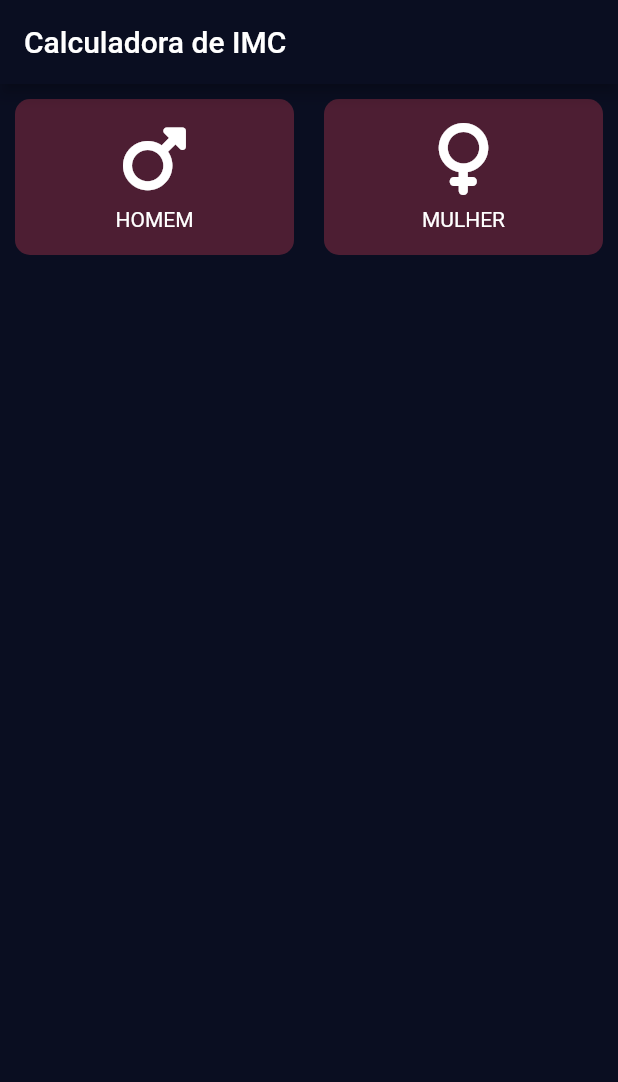
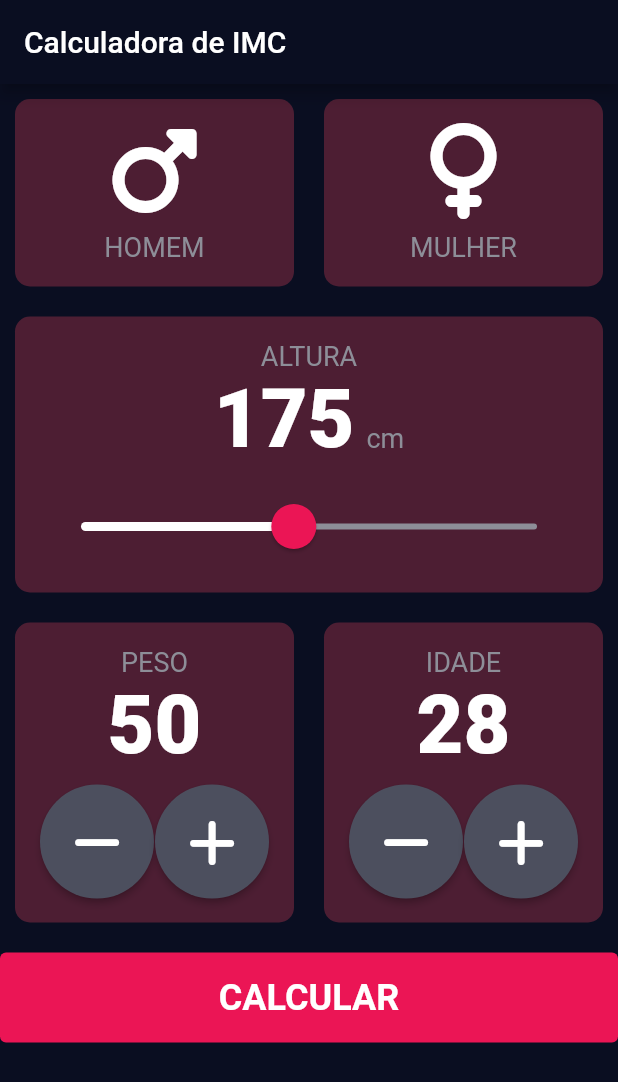
Before and after one commit to uespi-phb/prog4-20222, a Flutter app: the screen it shows after launch, on a phone screen of 412 x 824 dp. Shown: the top 1082 px of the screen. Run offline on Flutter 3.47's test engine with Material 2 defaults, Android fonts, the phone set to English and light mode, and no system bars; our stand-ins replace font_awesome_flutter.

Commit message:
Aula 2023-05-04

```diff
--- a/bmi/lib/bmi_app.dart
+++ b/bmi/lib/bmi_app.dart
@@ -1,7 +1,7 @@
 import 'package:flutter/material.dart';
 
 import './pages/main_page.dart';
-import './colors.dart';
+import 'consts.dart';
 
 class BMIApp extends StatelessWidget {
   const BMIApp({super.key});
--- a/bmi/lib/colors.dart
+++ /dev/null
@@ -1,10 +0,0 @@
-import 'package:flutter/material.dart';
-
-const kSelectedColor = Color(0xff0a0e21);
-const kUnselectedColor = Color(0xff4d1e33);
-
-const kBackgroundColor = Colors.black;
-const kAppBarBackgroundColor = kInactiveCardColor;
-
-const kActiveCardColor = Color(0xff4d1e33);
-const kInactiveCardColor = Color(0xff0a0e21);
--- /dev/null
+++ b/bmi/lib/consts.dart
@@ -0,0 +1,36 @@
+import 'package:flutter/material.dart';
+
+const kSelectedColor = Color(0xff0a0e21);
+const kUnselectedColor = Color(0xff4d1e33);
+
+const kBackgroundColor = Colors.black;
+const kAppBarBackgroundColor = kInactiveCardColor;
+
+const kActiveCardColor = Color(0xff4d1e33);
+const kInactiveCardColor = Color(0xff0a0e21);
+
+const kNumberTextColor = Colors.white;
+const kTitleTextColor = Color(0xff8d8e98);
+
+const kSliderActiveColor = Colors.white;
+const kSliderInactiveColor = Color(0xff8d8e98);
+const kSliderThumbColor = Color(0xffeb1555);
+
+const kRoundButtonColor = Color(0xff4c4f5e);
+const kRoundButtonSplashColor = Color(0xff8d8e98);
+const kRoundButtonRadius = 20.0;
+
+const kButtonSize = Size.fromHeight(60.0);
+const kButtonActiveColor = Colors.white;
+const kButtonColor = Color(0xffeb1555);
+
+const kTitleTextStyle = TextStyle(
+  color: kTitleTextColor,
+  fontSize: 18.0,
+);
+
+const kNumberTextStyle = TextStyle(
+  color: kNumberTextColor,
+  fontSize: 54.0,
+  fontWeight: FontWeight.w900,
+);
--- a/bmi/lib/pages/main_page.dart
+++ b/bmi/lib/pages/main_page.dart
@@ -1,7 +1,8 @@
-import 'package:bmi/colors.dart';
+import 'package:bmi/consts.dart';
 import 'package:flutter/material.dart';
 import 'package:font_awesome_flutter/font_awesome_flutter.dart';
 
+import '../widgets/ajustable_value_card.dart';
 import '../widgets/icon_text.dart';
 import '../widgets/rounded_card.dart';
 
@@ -45,6 +46,84 @@ class _MainPageState extends State<MainPage> {
               ),
             ],
           ),
+          RoundedCard(
+            child: Column(
+              children: [
+                const Text(
+                  'ALTURA',
+                  style: kTitleTextStyle,
+                ),
+                Row(
+                  mainAxisAlignment: MainAxisAlignment.center,
+                  crossAxisAlignment: CrossAxisAlignment.baseline,
+                  textBaseline: TextBaseline.alphabetic,
+                  children: const [
+                    Text(
+                      '175',
+                      style: kNumberTextStyle,
+                    ),
+                    SizedBox(width: 8.0),
+                    Text(
+                      'cm',
+                      style: kTitleTextStyle,
+                    ),
+                  ],
+                ),
+                const SizedBox(height: 12.0),
+                SliderTheme(
+                  data: const SliderThemeData(
+                    thumbShape: RoundSliderThumbShape(
+                      enabledThumbRadius: 15.0,
+                    ),
+                    overlayShape: RoundSliderOverlayShape(
+                      overlayRadius: 28.0,
+                    ),
+                  ),
+                  child: Slider(
+                    onChanged: (value) {},
+                    min: 100.0,
+                    max: 250.0,
+                    value: 170.0,
+                    activeColor: kSliderActiveColor,
+                    inactiveColor: kSliderInactiveColor,
+                    thumbColor: kSliderThumbColor,
+                  ),
+                ),
+              ],
+            ),
+          ),
+          Row(
+            children: const [
+              Expanded(
+                child: AjustableValueCard(
+                  title: 'PESO',
+                  value: 50,
+                ),
+              ),
+              Expanded(
+                child: AjustableValueCard(
+                  title: 'IDADE',
+                  value: 28,
+                ),
+              ),
+            ],
+          ),
+          const SizedBox(height: 10.0),
+          TextButton(
+            onPressed: () {},
+            style: TextButton.styleFrom(
+              foregroundColor: kButtonActiveColor,
+              fixedSize: kButtonSize,
+              backgroundColor: kButtonColor,
+            ),
+            child: const Text(
+              'CALCULAR',
+              style: TextStyle(
+                fontSize: 24.0,
+                fontWeight: FontWeight.bold,
+              ),
+            ),
+          ),
         ],
       ),
     );
--- /dev/null
+++ b/bmi/lib/widgets/ajustable_value_card.dart
@@ -0,0 +1,53 @@
+import 'package:flutter/material.dart';
+import 'package:font_awesome_flutter/font_awesome_flutter.dart';
+
+import '../consts.dart';
+import './rounded_card.dart';
+import './elevated_round_button.dart';
+
+class AjustableValueCard extends StatelessWidget {
+  final String title;
+  final int value;
+
+  const AjustableValueCard({
+    super.key,
+    required this.title,
+    required this.value,
+  });
+
+  @override
+  Widget build(BuildContext context) {
+    return RoundedCard(
+      child: Column(
+        children: [
+          Text(
+            title,
+            style: kTitleTextStyle,
+          ),
+          Text(
+            value.toString(),
+            style: kNumberTextStyle,
+          ),
+          const SizedBox(height: 8.0),
+          Row(
+            mainAxisAlignment: MainAxisAlignment.spaceEvenly,
+            children: [
+              ElevatedRoundButton(
+                icon: FontAwesomeIcons.minus,
+                onPressed: () {
+                  debugPrint('MENOS');
+                },
+              ),
+              ElevatedRoundButton(
+                icon: FontAwesomeIcons.plus,
+                onPressed: () {
+                  debugPrint('MAIS');
+                },
+              ),
+            ],
+          ),
+        ],
+      ),
+    );
+  }
+}
--- /dev/null
+++ b/bmi/lib/widgets/elevated_round_button.dart
@@ -0,0 +1,34 @@
+import 'package:flutter/material.dart';
+
+import '../consts.dart';
+
+class ElevatedRoundButton extends StatelessWidget {
+  final IconData icon;
+  final void Function() onPressed;
+
+  const ElevatedRoundButton({
+    super.key,
+    required this.icon,
+    required this.onPressed,
+  });
+
+  @override
+  Widget build(BuildContext context) {
+    return ElevatedButton(
+      onPressed: onPressed,
+      style: ElevatedButton.styleFrom(
+        foregroundColor: kRoundButtonSplashColor,
+        backgroundColor: kRoundButtonColor,
+        minimumSize: const Size.fromRadius(kRoundButtonRadius),
+        shape: const CircleBorder(),
+        padding: const EdgeInsets.all(20.0),
+      ),
+      child: Icon(
+        icon,
+        size: 36.0,
+        weight: 100.0,
+        color: Colors.white,
+      ),
+    );
+  }
+}
--- a/bmi/lib/widgets/icon_text.dart
+++ b/bmi/lib/widgets/icon_text.dart
@@ -1,3 +1,4 @@
+import 'package:bmi/consts.dart';
 import 'package:flutter/material.dart';
 
 class IconText extends StatelessWidget {
@@ -16,11 +17,14 @@ class IconText extends StatelessWidget {
       children: [
         Icon(
           icon,
-          size: 48.0,
+          size: 64.0,
           weight: 900.0,
         ),
         const SizedBox(height: 8.0),
-        Text(text),
+        Text(
+          text,
+          style: kTitleTextStyle,
+        ),
       ],
     );
   }
--- a/bmi/lib/widgets/rounded_card.dart
+++ b/bmi/lib/widgets/rounded_card.dart
@@ -1,6 +1,6 @@
 import 'package:flutter/material.dart';
 
-import '../colors.dart';
+import '../consts.dart';
 
 class RoundedCard extends StatelessWidget {
   final Widget? child;
```
